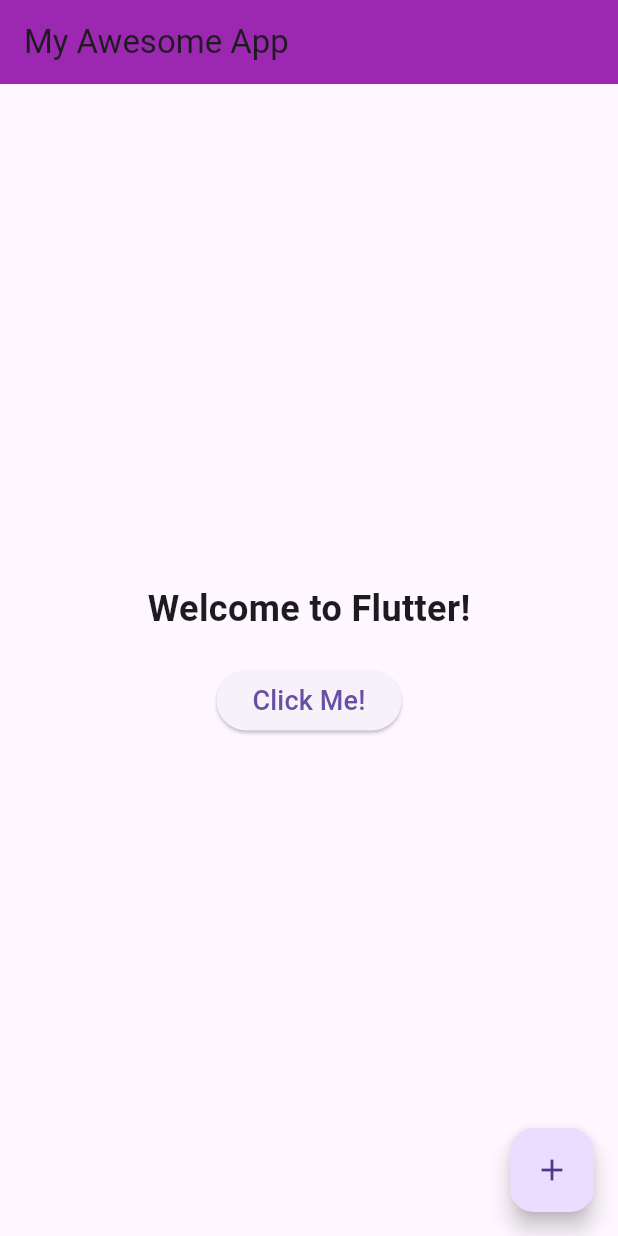
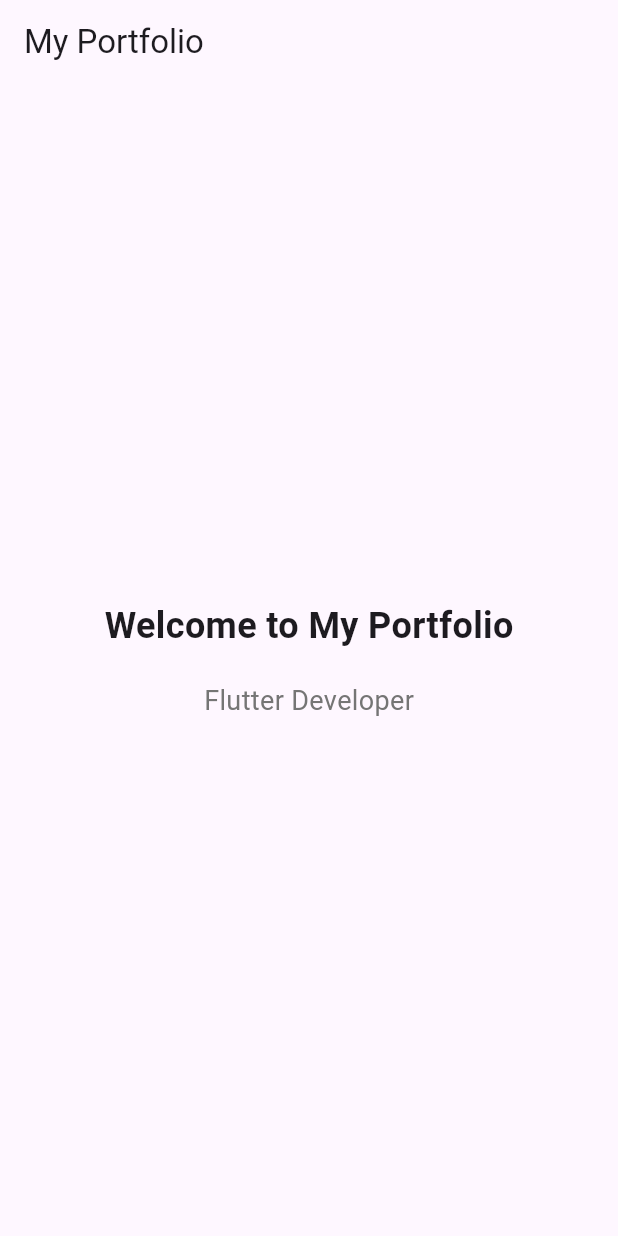
Before and after one commit to HazimDeveloper/Chapter_1_Flutter_Beginner, a Flutter app: the screen it shows after launch, on a phone screen of 412 x 824 dp. Run offline on Flutter 3.47's test engine with Material 3 defaults, Android fonts, the phone set to English and light mode, and no system bars.

Commit message:
update new chapter 1

```diff
--- a/lib/main.dart
+++ b/lib/main.dart
@@ -1,50 +1,51 @@
 import 'package:flutter/material.dart';
 
 void main() {
-  runApp(MyFirstApp());
+  runApp(MyPortfolio());
 }
 
-class MyFirstApp extends StatelessWidget {
+class MyPortfolio extends StatelessWidget {
   @override
   Widget build(BuildContext context) {
     return MaterialApp(
       debugShowCheckedModeBanner: false,
-      home: Scaffold(
+      theme: ThemeData(
+        primarySwatch: Colors.blue,
+      ),
+      home: HomePage(),
+    );
+  }
+}
+
+class HomePage extends StatelessWidget {
+  @override
+  Widget build(BuildContext context) {
+    return Scaffold(
       appBar: AppBar(
-          title: Text('My Awesome App'),
-          backgroundColor: Colors.purple,
+        title: Text('My Portfolio'),
       ),
       body: Center(
         child: Column(
           mainAxisAlignment: MainAxisAlignment.center,
           children: [
             Text(
-                'Welcome to Flutter!',
+              'Welcome to My Portfolio',
               style: TextStyle(
                 fontSize: 24,
                 fontWeight: FontWeight.bold,
               ),
             ),
             SizedBox(height: 20),
-              ElevatedButton(
-                onPressed: () {
-                  print('Button pressed!');
-                },
-                child: Text(
-                  'Click Me!',
-                  style: TextStyle(fontSize: 18),
+            Text(
+              'Flutter Developer',
+              style: TextStyle(
+                fontSize: 18,
+                color: Colors.grey[600],
               ),
             ),
           ],
         ),
       ),
-        floatingActionButton: FloatingActionButton(
-          onPressed: () {
-            print('Floating button tapped!');
-          },
-          child: Icon(Icons.add),
-        ),
-      ),
     );
   }
 }
```
Lines whose indentation alone changed are shown as unchanged.
